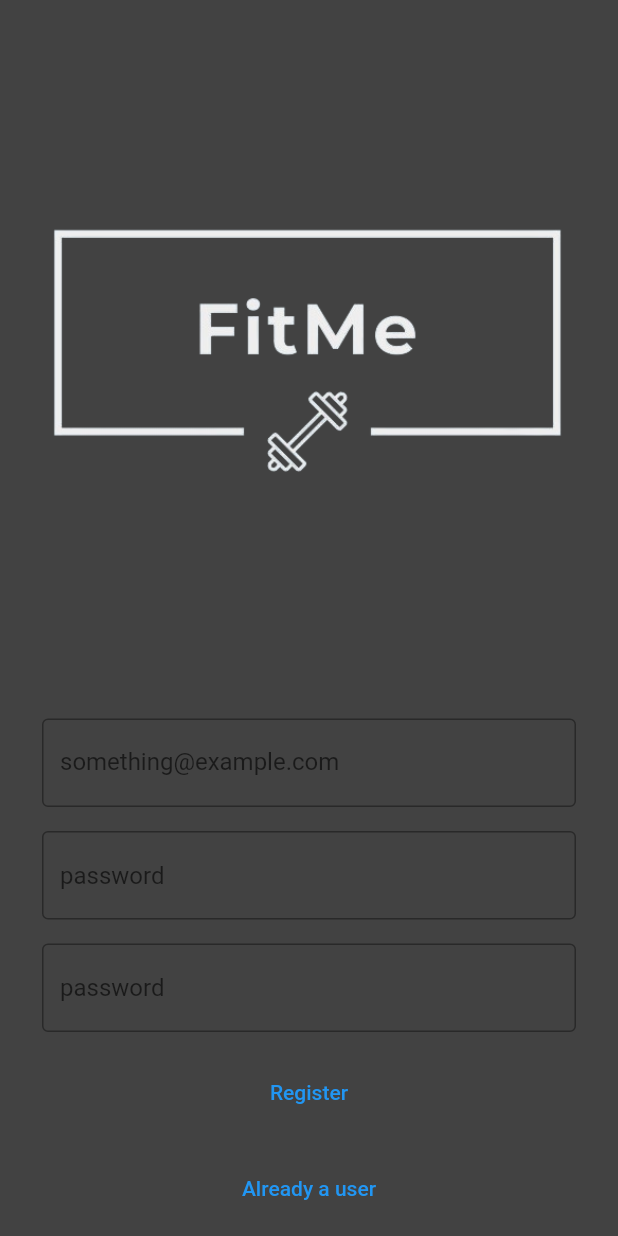
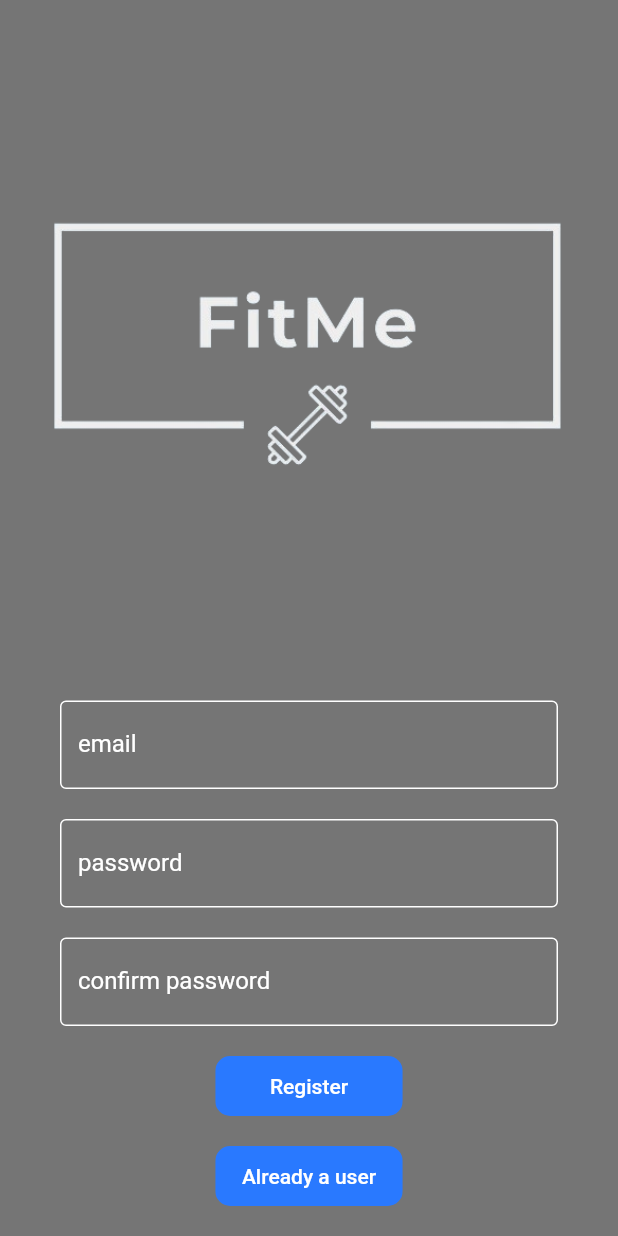
Before and after one commit to Adriantxu/Fitness-Front, a Flutter app: the screen it shows after launch, on a phone screen of 412 x 824 dp. Run offline on Flutter 3.47's test engine with Material 2 defaults, Android fonts, the phone set to English and light mode, and no system bars.

Commit message:
register page done

```diff
--- a/lib/register/register.dart
+++ b/lib/register/register.dart
@@ -2,21 +2,62 @@ import 'package:flutter/material.dart';
 
 class Register extends StatelessWidget {
   const Register({super.key});
+
+  Widget setTextField(bool obscureText, String labelText, String hintText)
+  {
+    return TextField(
+      obscureText: obscureText,
+      decoration: InputDecoration(
+        enabledBorder: const OutlineInputBorder(
+          borderSide: BorderSide(color: Colors.white),
+        ),
+        hintText: hintText,
+        labelText: labelText,
+        hintStyle: const TextStyle(
+          color: Colors.white,
+        ),
+        labelStyle: const TextStyle(
+          color: Colors.white,
+        ),
+      ),
+    );
+  }
+
+  ClipRRect setRoundRectangle(String text, Function f)
+  {
+    return ClipRRect(
+      borderRadius: BorderRadius.circular(10),
+      child: Container(
+        height: 40,
+        width: 125,
+        color: Colors.blueAccent[400],
+        child: TextButton(
+          onPressed: () {
+            f();
+          },
+          child: Text(
+              text,
+            style: const TextStyle(color: Colors.white),
+          ),
+        ),
+      ),
+    );
+  }
 
   @override
   Widget build(BuildContext context) {
     return MaterialApp(
       debugShowCheckedModeBanner: false,
       home: Scaffold(
-        backgroundColor: Colors.grey[800],
+        backgroundColor: Colors.grey[600],
         body: SafeArea(
-          minimum: const EdgeInsets.symmetric(horizontal: 20),
+          minimum: const EdgeInsets.fromLTRB(20, 5, 20, 10),
           child: Column(
             mainAxisAlignment: MainAxisAlignment.center,
             children: <Widget>[
               Expanded(
                 child: Container(
-                  color: Colors.grey[800],
+                  color: Colors.grey[600],
                   child: Center(
                     child: Image.asset('assets/logo_gym1.png'),
                   ),
@@ -24,52 +65,34 @@ class Register extends StatelessWidget {
               ),
               Column(
                 children: <Widget>[
-                  const Padding(
-                    padding: EdgeInsets.all(8.0),
-                    child: TextField(
-                      decoration: InputDecoration(
-                        border: OutlineInputBorder(),
-                        hintText: 'email',
-                        labelText: 'something@example.com',
-                      ),
-                    ),
-                  ),
-                  const Padding(
-                    padding: EdgeInsets.all(8.0),
-                    child: TextField(
-                      obscureText: true,
-                      decoration: InputDecoration(
-                        border: OutlineInputBorder(),
-                        hintText: 'password',
-                      ),
-                    ),
-                  ),
-                  const Padding(
-                    padding: EdgeInsets.all(8.0),
-                    child: TextField(
-                      obscureText: true,
-                      decoration: InputDecoration(
-                        border: OutlineInputBorder(),
-                        hintText: 'password',
-                      ),
+                  Padding(
+                    padding: const EdgeInsets.symmetric(vertical: 10.0, horizontal: 20),
+                    child: Expanded(
+                      child: setTextField(false, 'email', 'something@example.com'),
                     ),
                   ),
                   Padding(
-                    padding: const EdgeInsets.all(8.0),
-                    child: TextButton(
-                      onPressed: () {
-                        // api connection
-                      },
-                      child: const Text('Register'),
+                    padding: const EdgeInsets.symmetric(vertical: 10.0, horizontal: 20),
+                    child: Expanded(
+                      child: setTextField(true, 'password', ''),
                     ),
                   ),
                   Padding(
-                    padding: const EdgeInsets.all(8.0),
-                    child: TextButton(
-                      onPressed: () {
-                        // login page
-                      },
-                      child: const Text('Already a user'),
+                    padding: const EdgeInsets.symmetric(vertical: 10.0, horizontal: 20),
+                    child: Expanded(
+                      child: setTextField(true, 'confirm password', ''),
+                    ),
+                  ),
+                  Padding(
+                    padding: const EdgeInsets.symmetric(vertical: 10.0, horizontal: 20),
+                    child: Expanded(
+                      child: setRoundRectangle('Register', () {}),
+                    ),
+                  ),
+                  Padding(
+                    padding: const EdgeInsets.symmetric(vertical: 10.0, horizontal: 20),
+                    child: Expanded(
+                      child: setRoundRectangle('Already a user', () {}),
                     ),
                   ),
                 ],
```
Also changed, not shown: 1 other file.
